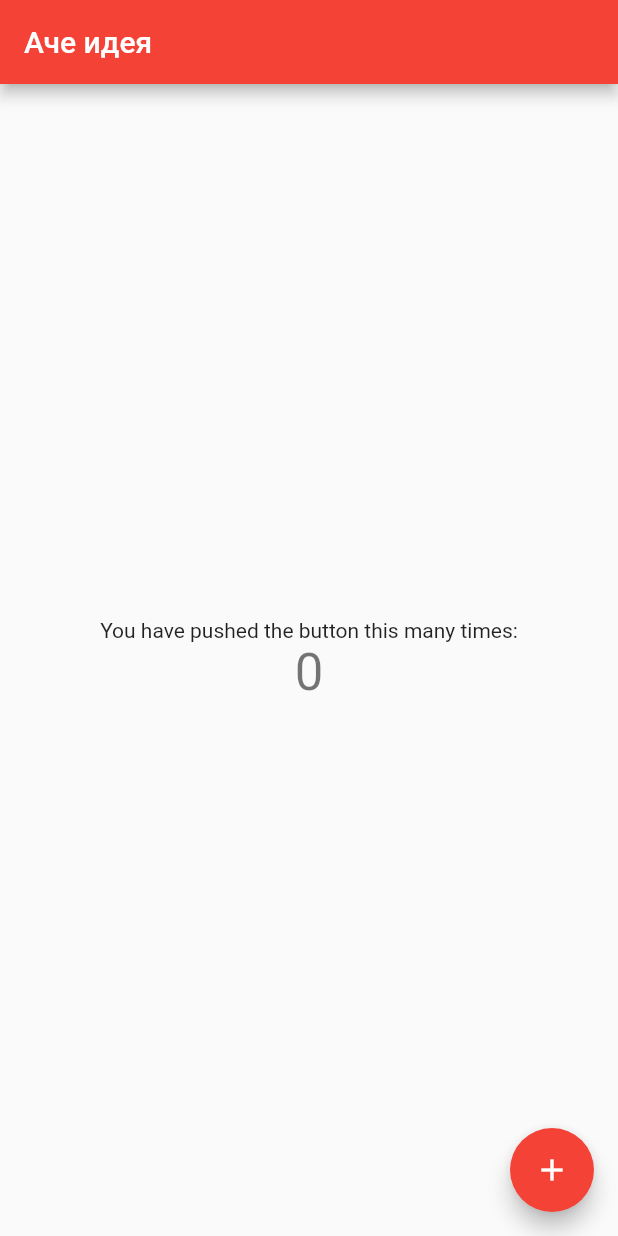
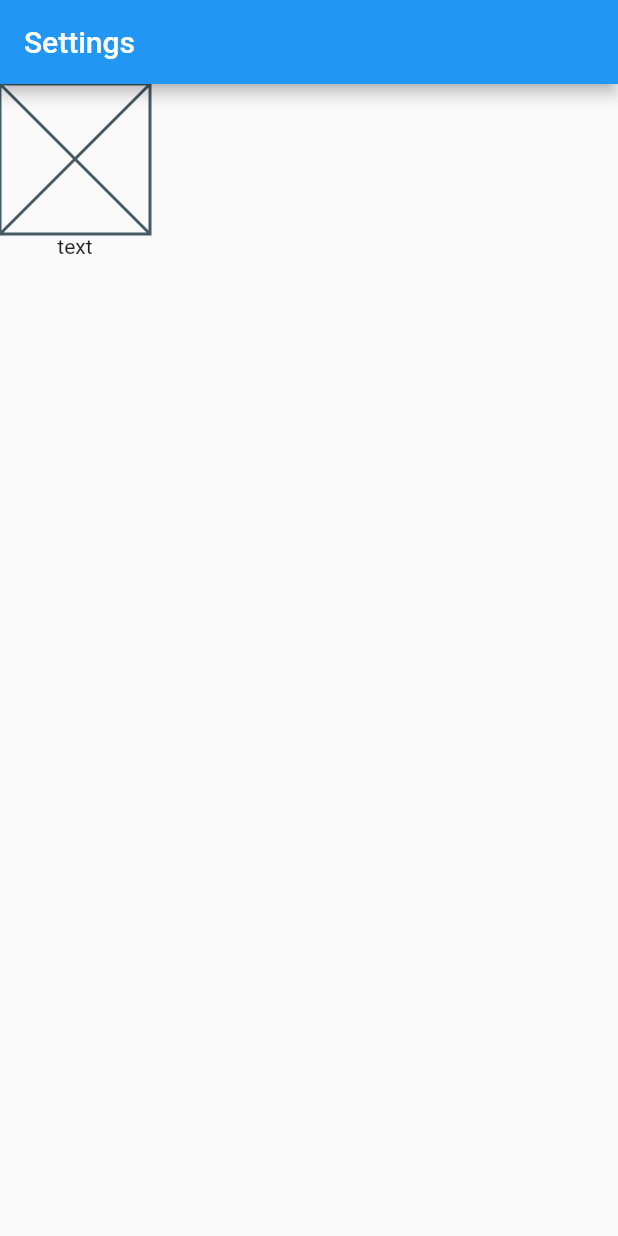
Before and after one commit to Marsell0/learning_flutter, a Flutter app: the screen it shows after launch, on a phone screen of 412 x 824 dp. Run offline on Flutter 3.47's test engine with Material 2 defaults, Android fonts, the phone set to English and light mode, and no system bars.

Commit message:
create own widget

```diff
--- a/lib/main.dart
+++ b/lib/main.dart
@@ -1,68 +1,7 @@
 import 'package:flutter/material.dart';
+import 'package:flutter_lesson/widgets/app.dart';
 
 void main() {
-  runApp(const MyApp());
+  const app = App();
+  runApp(app);
 }
-
-class MyApp extends StatelessWidget {
-  const MyApp({super.key});
-  @override
-  Widget build(BuildContext context) {
-    return MaterialApp(
-      title: 'Learning Flutter',
-      theme: ThemeData(
-        primarySwatch: Colors.red,
-      ),
-      home: const MyHomePage(title: 'Аче идея'),
-    );
-  }
-}
-
-class MyHomePage extends StatefulWidget {
-  const MyHomePage({super.key, required this.title});
-
-  final String title;
-
-  @override
-  State<MyHomePage> createState() => _MyHomePageState();
-}
-
-class _MyHomePageState extends State<MyHomePage> {
-  int _counter = 0;
-
-  void _incrementCounter() {
-    setState(() {
-
-      _counter++;
-    });
-  }
-
-  @override
-  Widget build(BuildContext context) {
-    return Scaffold(
-      appBar: AppBar(
-        title: Text(widget.title),
-      ),
-      body: Center(
-        child: Column(
-
-          mainAxisAlignment: MainAxisAlignment.center,
-          children: <Widget>[
-            const Text(
-              'You have pushed the button this many times:',
-            ),
-            Text(
-              '$_counter',
-              style: Theme.of(context).textTheme.headline4,
-            ),
-          ],
-        ),
-      ),
-      floatingActionButton: FloatingActionButton(
-        onPressed: _incrementCounter,
-        tooltip: 'Increment',
-        child: const Icon(Icons.add),
-      ), // This trailing comma makes auto-formatting nicer for build methods.
-    );
-  }
-}
--- /dev/null
+++ b/lib/widgets/app.dart
@@ -0,0 +1,13 @@
+import 'package:flutter/material.dart';
+import 'package:flutter_lesson/widgets/user_profile.dart';
+
+class App extends StatelessWidget {
+  const App({super.key});
+
+  @override
+  Widget build(BuildContext context) {
+    return const MaterialApp(
+      home: UserProfile(),
+    );
+  }
+}
--- /dev/null
+++ b/lib/widgets/user_profile.dart
@@ -0,0 +1,23 @@
+import 'package:flutter/material.dart';
+
+class UserProfile extends StatelessWidget{
+  const UserProfile({super.key});
+
+  @override
+  Widget build(BuildContext context){
+    return Scaffold(
+      appBar: AppBar(
+        title: const Text('Settings'),
+      ),
+      body: Column(
+        children: [
+          Container(
+            width: 100,
+            height: 100,
+            child: const Placeholder()),
+          const Text('text'),
+        ],
+      ),
+    );
+  }
+}
```
Also changed, not shown: 1 other file.
